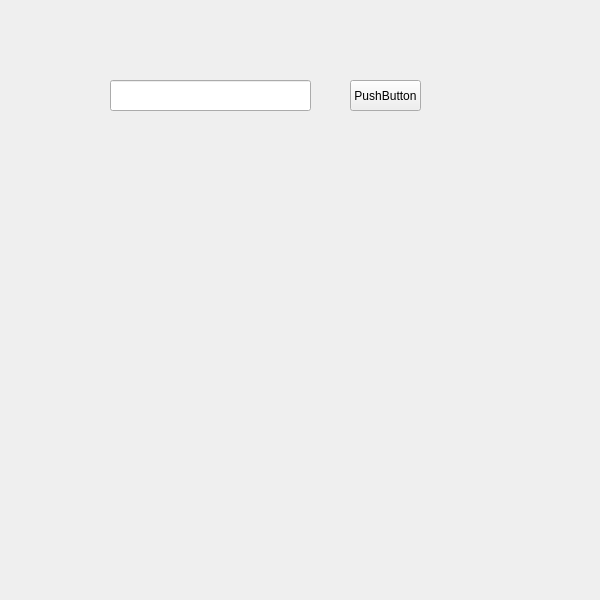
Old version of the form GUI/anotherWindow.ui in the repository axetung2008/pytthon_socket.
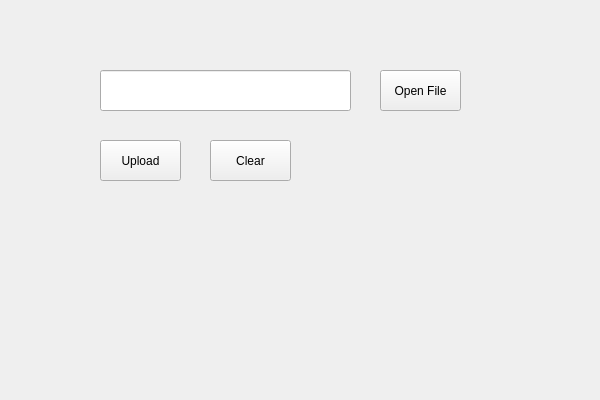
New version of the form.

Diff of the .ui file:
```diff
--- a/GUI/anotherWindow.ui
+++ b/GUI/anotherWindow.ui
@@ -7,19 +7,19 @@
     <x>0</x>
     <y>0</y>
     <width>600</width>
-    <height>600</height>
+    <height>400</height>
    </rect>
   </property>
   <property name="minimumSize">
    <size>
     <width>600</width>
-    <height>600</height>
+    <height>400</height>
    </size>
   </property>
   <property name="maximumSize">
    <size>
     <width>600</width>
-    <height>600</height>
+    <height>400</height>
    </size>
   </property>
   <property name="windowTitle">
@@ -28,24 +28,56 @@
   <widget class="QLineEdit" name="lineEdit">
    <property name="geometry">
     <rect>
-     <x>110</x>
-     <y>80</y>
-     <width>201</width>
-     <height>31</height>
+     <x>100</x>
+     <y>70</y>
+     <width>251</width>
+     <height>41</height>
     </rect>
    </property>
   </widget>
+  <widget class="QToolButton" name="toolButton">
+   <property name="enabled">
+    <bool>true</bool>
+   </property>
+   <property name="geometry">
+    <rect>
+     <x>380</x>
+     <y>70</y>
+     <width>81</width>
+     <height>41</height>
+    </rect>
+   </property>
+   <property name="text">
+    <string>Open File</string>
+   </property>
+   <property name="autoRaise">
+    <bool>false</bool>
+   </property>
+  </widget>
   <widget class="QPushButton" name="pushButton">
    <property name="geometry">
     <rect>
-     <x>350</x>
-     <y>80</y>
-     <width>71</width>
-     <height>31</height>
+     <x>100</x>
+     <y>140</y>
+     <width>81</width>
+     <height>41</height>
     </rect>
    </property>
    <property name="text">
-    <string>PushButton</string>
+    <string>Upload</string>
+   </property>
+  </widget>
+  <widget class="QPushButton" name="pushButton_2">
+   <property name="geometry">
+    <rect>
+     <x>210</x>
+     <y>140</y>
+     <width>81</width>
+     <height>41</height>
+    </rect>
+   </property>
+   <property name="text">
+    <string>Clear</string>
    </property>
   </widget>
  </widget>
```
